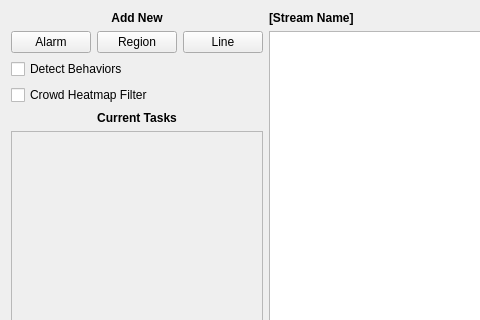
First picture: the form in visionapp/client/ui/dialogs/task_configuration/task_configuration.ui, repository aotuai/brainframe-qt, before the edit; both pictures show x 0 to 480 and y 0 to 320 of the 843 by 469 pixel window.
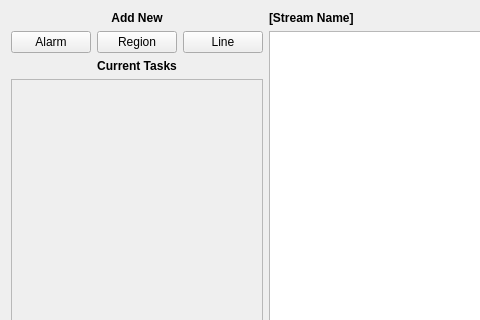
Second picture: the form after the edit. Custom widgets are drawn as their Qt base class.

Commit message: Removed useless checkboxes, added line support, fixed canceling configurations

What changed in the file:
```diff
--- a/visionapp/client/ui/dialogs/task_configuration/task_configuration.ui
+++ b/visionapp/client/ui/dialogs/task_configuration/task_configuration.ui
@@ -57,20 +57,6 @@
        </item>
       </layout>
      </item>
-     <item>
-      <widget class="QCheckBox" name="detect_behavior_checkbox">
-       <property name="text">
-        <string>Detect Behaviors</string>
-       </property>
-      </widget>
-     </item>
-     <item>
-      <widget class="QCheckBox" name="crowd_heatmap_checkbox">
-       <property name="text">
-        <string>Crowd Heatmap Filter</string>
-       </property>
-      </widget>
-     </item>
      <item>
       <widget class="QLabel" name="current_tasks_label">
        <property name="sizePolicy">
```
The commit also changes 5 other files.
